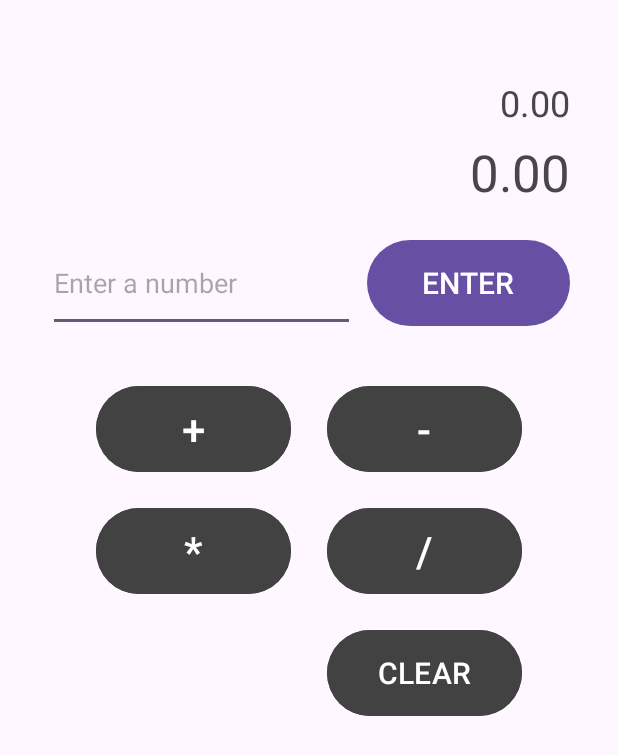
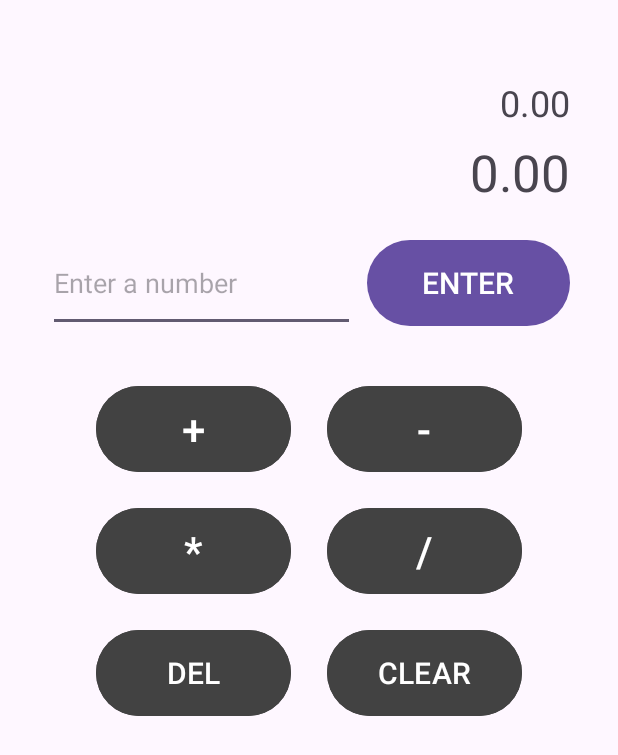
Before and after one commit to natewilliford/rpn-calc-android, an Android app: the screen it shows after launch (MainActivity), on a phone screen of 412 x 824 dp. Shown: the top 755 px of the screen. Run offline under Robolectric (Android 15) with nearby library versions, the phone set to English and light mode, and no system bars; our stand-ins replace Dagger/Hilt's generated code.

Commit message:
Add a delete button that deletes the last item.

```diff
--- a/app/src/main/java/com/natewilliford/rpncalculator/RpnCalcFragment.java
+++ b/app/src/main/java/com/natewilliford/rpncalculator/RpnCalcFragment.java
@@ -44,6 +44,7 @@ public class RpnCalcFragment extends Fragment {
         binding.minusButton.setOnClickListener(v -> viewModel.submitOperator(Operator.MINUS));
         binding.multiplyButton.setOnClickListener(v -> viewModel.submitOperator(Operator.MULTIPLY));
         binding.divideButton.setOnClickListener(v -> viewModel.submitOperator(Operator.DIVIDE));
+        binding.deleteButton.setOnClickListener(v -> viewModel.deleteLast());
         binding.clearButton.setOnClickListener(v -> viewModel.clearCalculator());
 
         return binding.getRoot();
--- a/app/src/main/java/com/natewilliford/rpncalculator/RpnCalcFragmentViewModel.java
+++ b/app/src/main/java/com/natewilliford/rpncalculator/RpnCalcFragmentViewModel.java
@@ -68,11 +68,13 @@ public class RpnCalcFragmentViewModel extends ViewModel {
      * Returns live data that can be observed. This is updated whenever a new result is calculated
      * via {@link #enterNumber(String)} or {@link #submitOperator(RpnCalculator.Operator)}.
      **/
-    public LiveData<Double> getCurrentResult() {
-        return currentResult;
-    }
-    public LiveData<Double> getPrevResult() {
-        return prevResult;
+    public LiveData<Double> getCurrentResult() { return currentResult; }
+
+    public LiveData<Double> getPrevResult() { return prevResult; }
+
+    public void deleteLast() {
+        rpnCalculator.deleteLast();
+        updateResults();
     }
 
     public void clearCalculator() {
--- a/app/src/main/res/layout/rpn_calc_fragment.xml
+++ b/app/src/main/res/layout/rpn_calc_fragment.xml
@@ -99,6 +99,15 @@
         app:layout_constraintEnd_toEndOf="parent" />
 
     <Button
+        android:id="@+id/delete_button"
+        style="@style/CalcButtonStart"
+        android:text="@string/delete_button_text"
+        android:textSize="20sp"
+        app:layout_constraintStart_toStartOf="parent"
+        app:layout_constraintTop_toBottomOf="@id/multiply_button"
+        app:layout_constraintEnd_toEndOf="@id/half_vert_guideline" />
+
+    <Button
         android:id="@+id/clear_button"
         style="@style/CalcButtonEnd"
         android:text="@string/clear_button_text"
--- a/app/src/main/res/values/strings.xml
+++ b/app/src/main/res/values/strings.xml
@@ -7,4 +7,5 @@
     <string name="multiply_button_text">*</string>
     <string name="divide_button_text">/</string>
     <string name="clear_button_text">CLEAR</string>
+    <string name="delete_button_text">DEL</string>
 </resources>
```
Also changed, not shown: app/src/main/java/com/natewilliford/rpncalculator/RpnCalculator.java (+7 -0 lines), 1 other file.
